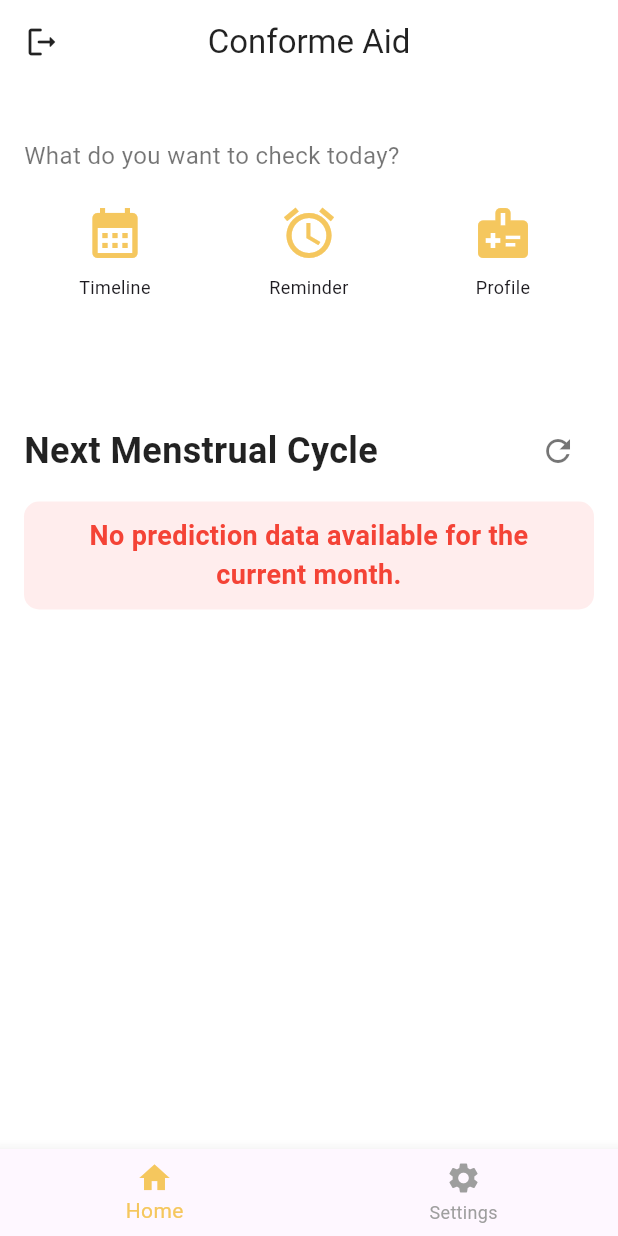
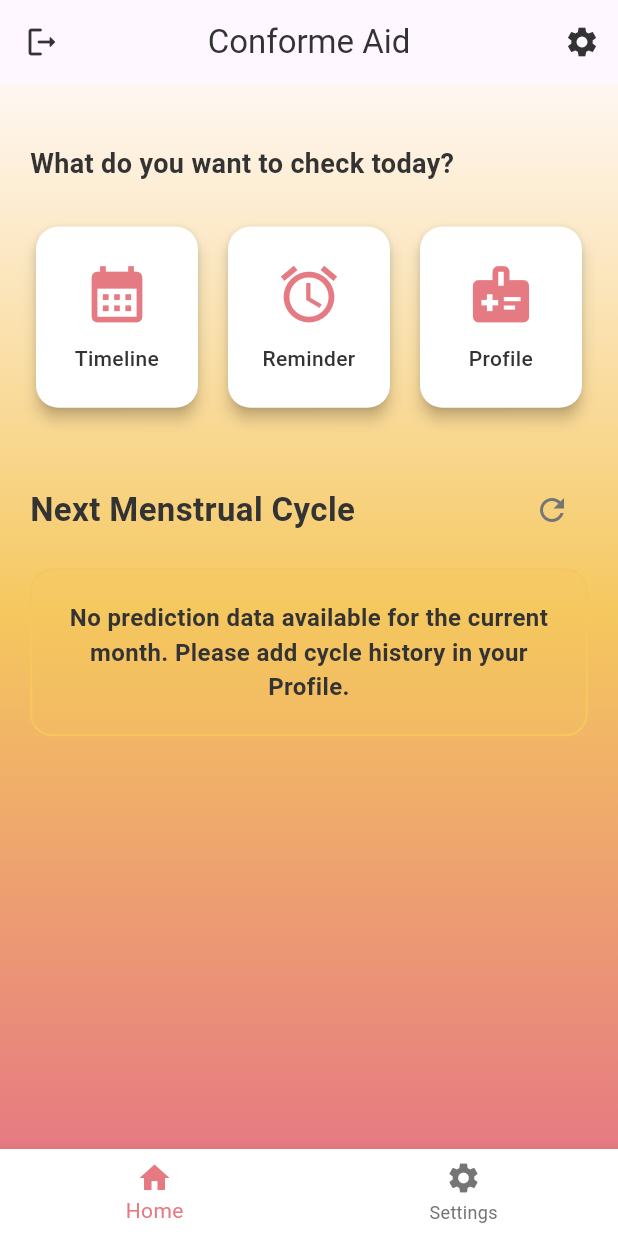
Before and after one commit to medecisco/fypproject_conformeaid, a Flutter app: the HomeScreen screen opened by its route, after a tap on the "refresh" icon, on a phone screen of 412 x 824 dp. Run offline on Flutter 3.47's test engine with Material 3 defaults, Android fonts, the phone set to English and light mode, and no system bars; our stand-ins replace cloud_firestore, firebase_auth, firebase_core, flutter_local_notifications, google_fonts, shared_preferences and 1 more; missing offline and left inert: tflite_flutter; accounts and stored records are empty.

Commit message:
all green, anything that isn't working will go on the recommendation for future development update on: Homepage ui setting colour newly trained AI model with higher accuracy and precision

```diff
--- a/lib/Homepage.dart
+++ b/lib/Homepage.dart
@@ -1,6 +1,6 @@
 import 'package:firebase_auth/firebase_auth.dart';
 import 'package:flutter/material.dart';
-import 'package:cloud_firestore/cloud_firestore.dart'; // Keep if other parts of app use it
+import 'package:cloud_firestore/cloud_firestore.dart';
 import 'package:flutter/services.dart';
 import 'package:google_fonts/google_fonts.dart';
 import 'package:shared_preferences/shared_preferences.dart';
@@ -11,6 +11,13 @@ import 'calender.dart';
 import 'ManageReminder.dart';
 import 'AddData.dart';
 import 'local_data_manager.dart'; // Import the local data manager
+
+// Define your app's main color palette for consistency
+const Color kPrimaryColor = Color(0xFFE67A82); // Soft red/pink
+const Color kSecondaryColor = Color(0xFFF5C75E); // Warm yellow/orange
+const Color kLightBackgroundColor = Color(0xFFFFF7F2); // Very light peach/pink for backgrounds
+const Color kDarkTextColor = Color(0xFF333333); // Darker text for readability
+const Color kLightTextColor = Color(0xFF757575); // Lighter text for secondary info
 
 void main() {
   runApp(const MyApp());
@@ -23,11 +30,30 @@ class MyApp extends StatelessWidget {
   Widget build(BuildContext context) {
     return MaterialApp(
       title: 'ConformeAid',
+      debugShowCheckedModeBanner: false, // Keep debug banner off
       theme: ThemeData(
         fontFamily: GoogleFonts.inter().fontFamily,
-        primarySwatch: Colors.blue,
+        // Use your defined primary color for the overall theme
+        primaryColor: kPrimaryColor,
+        colorScheme: ColorScheme.fromSeed(
+          seedColor: kPrimaryColor, // Set seed color to your primary accent
+          primary: kPrimaryColor,
+          secondary: kSecondaryColor,
+          background: kLightBackgroundColor,
+          // Removed 'surface' as it's not for gradients and is not typically a list of colors
+        ),
+        appBarTheme: const AppBarTheme(
+          backgroundColor: Colors.transparent, // Make app bar background transparent
+          elevation: 0, // No shadow for a flat look
+          iconTheme: IconThemeData(color: kDarkTextColor), // Dark icons
+          titleTextStyle: TextStyle(
+            color: kDarkTextColor,
+            fontSize: 20,
+            fontWeight: FontWeight.bold, // Default app bar title bold
+          ),
+        ),
+        scaffoldBackgroundColor: Colors.transparent, // Set scaffold background to transparent
         visualDensity: VisualDensity.adaptivePlatformDensity,
-        colorScheme: ColorScheme.fromSeed(seedColor: Colors.blue),
         useMaterial3: true,
       ),
       initialRoute: '/LogIn',
@@ -42,9 +68,9 @@ class MyApp extends StatelessWidget {
           onNavigateToProfile: null,
         ),
         '/Settings': (context) => const SettingsPage(),
-        '/calender': (context) => TimelineScreen(onNavigateToReminder: () {  },),
-        '/ManageReminder': (context) => ManageReminderScreen(onNavigateToTimeline: () {  },),
-        '/AddData': (context) => AddYourDataScreen(onSubmit: () {  },),
+        '/calender': (context) => TimelineScreen(onNavigateToReminder: () {}),
+        '/ManageReminder': (context) => ManageReminderScreen(onNavigateToTimeline: () {}),
+        '/AddData': (context) => AddYourDataScreen(onSubmit: () {}),
       },
     );
   }
@@ -68,9 +94,7 @@ class HomeScreen extends StatefulWidget {
 
 class _HomeScreenState extends State<HomeScreen> {
   bool _boldText = false;
-  // Declare a GlobalKey for MenstrualAndPredictionDataDisplay
   final GlobalKey<_MenstrualAndPredictionDataDisplayState> _predictionDisplayKey = GlobalKey();
-
 
   @override
   void initState() {
@@ -87,10 +111,9 @@ class _HomeScreenState extends State<HomeScreen> {
 
   @override
   Widget build(BuildContext context) {
-    const Color primaryColor = Color(0xFFF5C75E);
     const TextStyle bodyTextStyle = TextStyle(
       fontSize: 16,
-      color: Colors.black54,
+      color: kLightTextColor, // Use defined light text color
     );
 
     final List<Map<String, dynamic>> gridItems = [
@@ -116,11 +139,12 @@ class _HomeScreenState extends State<HomeScreen> {
     ];
 
     return Scaffold(
+      // Set Scaffold background to transparent to allow the body's gradient to show through
+      backgroundColor: Colors.transparent,
       appBar: AppBar(
-        backgroundColor: Colors.white,
-        elevation: 0,
+        // Colors and elevation are set in MyApp's ThemeData for consistency
         leading: IconButton(
-          icon: const Icon(Icons.logout_rounded, color: Colors.black87),
+          icon: const Icon(Icons.logout_rounded, color: kDarkTextColor), // Use defined dark text color
           onPressed: () async {
             await FirebaseAuth.instance.signOut();
             SystemNavigator.pop();
@@ -129,27 +153,56 @@ class _HomeScreenState extends State<HomeScreen> {
         title: Text(
           "Conforme Aid",
           style: TextStyle(
-            color: Colors.black87,
+            color: kDarkTextColor, // Use defined dark text color
             fontWeight: _boldText ? FontWeight.bold : FontWeight.normal,
+            fontSize: 22, // Slightly larger title for impact
           ),
         ),
         centerTitle: true,
+        actions: [
+          IconButton(
+            icon: const Icon(Icons.settings, color: kDarkTextColor),
+            onPressed: () async {
+              await Navigator.pushNamed(context, '/Settings');
+              _loadBoldTextSetting(); // Reload settings after returning from settings page
+            },
           ),
-      backgroundColor: Colors.white,
-      body: Padding(
-        padding: const EdgeInsets.all(16.0),
+        ],
+      ),
+      // Apply the gradient to the body of the Scaffold
+      body: Container( // This container ensures the gradient fills the available space
+        width: double.infinity, // Ensure it takes full width
+        height: double.infinity, // Ensure it takes full height
+        decoration: const BoxDecoration(
+          gradient: LinearGradient(
+            begin: Alignment.topCenter,
+            end: Alignment.bottomCenter,
+            colors: [kLightBackgroundColor, kSecondaryColor, kPrimaryColor], // Your desired gradient colors
+            stops: [0.0, 0.5, 1.0], // Optional: control where each color begins and ends
+          ),
+        ),
+        child: Padding(
+          padding: const EdgeInsets.all(20.0), // Increased padding for better breathing room
           child: SingleChildScrollView(
             child: Column(
               crossAxisAlignment: CrossAxisAlignment.start,
               children: <Widget>[
                 const SizedBox(height: 20),
-              const Text('What do you want to check today?', style: bodyTextStyle),
-              const SizedBox(height: 20),
+                Text(
+                  'What do you want to check today?',
+                  style: bodyTextStyle.copyWith(
+                    fontSize: 18, // Slightly larger for prominence
+                    fontWeight: _boldText ? FontWeight.bold : FontWeight.w600, // Make it bold if setting enabled
+                    color: kDarkTextColor, // Make it darker
+                  ),
+                ),
+                const SizedBox(height: 25), // Increased spacing
                 GridView.builder(
                   gridDelegate: const SliverGridDelegateWithFixedCrossAxisCount(
                     crossAxisCount: 3,
-                  crossAxisSpacing: 8,
-                  mainAxisSpacing: 8,
+                    crossAxisSpacing: 12, // Increased spacing
+                    mainAxisSpacing: 12, // Increased spacing
+                    childAspectRatio: 0.9, // Adjust aspect ratio for better fit
                   ),
                   itemCount: gridItems.length,
                   shrinkWrap: true,
@@ -158,51 +211,70 @@ class _HomeScreenState extends State<HomeScreen> {
                     final item = gridItems[index];
                     return GestureDetector(
                       onTap: item['onTap'],
+                      child: Card( // Use Card for a nice elevated look
+                        elevation: 4, // Subtle shadow
+                        shape: RoundedRectangleBorder(
+                          borderRadius: BorderRadius.circular(15), // Rounded corners
+                        ),
+                        color: Colors.white, // White background for grid items
+                        child: Padding(
+                          padding: const EdgeInsets.all(8.0),
                           child: Column(
+                            mainAxisAlignment: MainAxisAlignment.center,
                             children: <Widget>[
                               Icon(
                                 item['icon'],
-                          size: 40,
-                          color: primaryColor,
+                                size: 45, // Slightly larger icon
+                                color: kPrimaryColor, // Use primary color
                               ),
-                        const SizedBox(height: 8),
+                              const SizedBox(height: 10), // Increased spacing
                               Text(
                                 item['title']!,
-                          style: const TextStyle(fontSize: 12),
+                                style: TextStyle(
+                                  fontSize: 14, // Slightly larger text
+                                  fontWeight: _boldText ? FontWeight.bold : FontWeight.w500, // Make text bold if setting enabled
+                                  color: kDarkTextColor,
+                                ),
                                 textAlign: TextAlign.center,
                               ),
                             ],
                           ),
-
+                        ),
+                      ),
                     );
                   },
                 ),
-              const SizedBox(height: 20),
-              // Changed this section to include the refresh button 13/7/2025
+                const SizedBox(height: 40), // Increased spacing before next section
                 Row(
                   mainAxisAlignment: MainAxisAlignment.spaceBetween,
                   children: [
-                  const Text(
+                    Text(
                       "Next Menstrual Cycle",
-                    style: TextStyle(fontSize: 24, fontWeight: FontWeight.bold, color: Colors.black87),
+                      style: TextStyle(
+                        fontSize: 22, // Adjusted font size
+                        fontWeight: _boldText ? FontWeight.bold : FontWeight.w600,
+                        color: kDarkTextColor,
+                      ),
                     ),
                     IconButton(
-                    icon: const Icon(Icons.refresh, color: Colors.black54),
+                      icon: const Icon(Icons.refresh, color: kLightTextColor), // Use lighter text color for icon
                       onPressed: () {
-                      // Call the refreshData method on the MenstrualAndPredictionDataDisplayState
                         _predictionDisplayKey.currentState?.refreshData();
                       },
                     ),
                   ],
                 ),
-              const SizedBox(height: 10),
+                const SizedBox(height: 15), // Increased spacing
                 // Pass the GlobalKey to the MenstrualAndPredictionDataDisplay widget
                 MenstrualAndPredictionDataDisplay(key: _predictionDisplayKey),
               ],
             ),
           ),
         ),
+      ),
       bottomNavigationBar: BottomNavigationBar(
+        backgroundColor: Colors.white, // White background for the bar
+        elevation: 8, // Subtle shadow for depth
         items: const [
           BottomNavigationBarItem(
             icon: Icon(Icons.home),
@@ -213,13 +285,13 @@ class _HomeScreenState extends State<HomeScreen> {
             label: 'Settings',
           ),
         ],
-        selectedItemColor: primaryColor,
-        unselectedItemColor: Colors.grey,
+        selectedItemColor: kPrimaryColor, // Use primary color for selected item
+        unselectedItemColor: kLightTextColor, // Use lighter text color for unselected
         currentIndex: 0,
         onTap: (index) async {
           if (index == 1) {
             await Navigator.pushNamed(context, '/Settings');
-            _loadBoldTextSetting();
+            _loadBoldTextSetting(); // Reload bold text setting after returning
           }
         },
       ),
@@ -228,7 +300,6 @@ class _HomeScreenState extends State<HomeScreen> {
 }
 
 class MenstrualAndPredictionDataDisplay extends StatefulWidget {
-  // Add key to the constructor
   const MenstrualAndPredictionDataDisplay({super.key});
 
   @override
@@ -247,43 +318,37 @@ class _MenstrualAndPredictionDataDisplayState extends State<MenstrualAndPredicti
     _fetchData();
   }
 
-  // Public method to be called by the parent widget
   void refreshData() {
     setState(() {
-      isLoading = true; // Show loading indicator during refresh
-      predictedStartDate = null; // Clear previous data
+      isLoading = true;
+      predictedStartDate = null;
       predictedEndDate = null;
     });
     _fetchData();
   }
 
   Future<void> _fetchData() async {
-    DateTime now = DateTime.now(); // 'now' is correctly defined here for _fetchData
+    DateTime now = DateTime.now();
 
     try {
-      // Fetch prediction data from local JSON
       List<Map<String, dynamic>> allPredictions = await LocalDataManager.readPredictions();
 
       if (allPredictions.isNotEmpty) {
-        // Sort predictions by start date to ensure consistency, though not strictly needed for current month overlap
-        allPredictions.sort((a, b) => DateTime.parse(a['expectedStart']).compareTo(DateTime.parse(b['expectedStart'])));
+        allPredictions.sort((a, b) =>
+            DateTime.parse(a['expectedStart']).compareTo(DateTime.parse(b['expectedStart'])));
 
-        // Find the prediction that overlaps with the current month
         DateTime firstDayOfCurrentMonth = DateTime(now.year, now.month, 1);
-        // Get the last day of the current month by getting the 0th day of the next month
         DateTime lastDayOfCurrentMonth = DateTime(now.year, now.month + 1, 0);
 
         for (var prediction in allPredictions) {
           DateTime pStart = DateTime.parse(prediction['expectedStart']);
           DateTime pEnd = DateTime.parse(prediction['expectedEnd']);
 
-          // Check if the prediction period [pStart, pEnd] overlaps with the current month [firstDayOfCurrentMonth, lastDayOfCurrentMonth]
-          // Overlap condition: (start1 <= end2) AND (end1 >= start2)
           if ((pStart.isBefore(lastDayOfCurrentMonth) || pStart.isAtSameMomentAs(lastDayOfCurrentMonth)) &&
               (pEnd.isAfter(firstDayOfCurrentMonth) || pEnd.isAtSameMomentAs(firstDayOfCurrentMonth))) {
             predictedStartDate = pStart;
             predictedEndDate = pEnd;
-            break; // Found the current month's prediction, exit loop
+            break;
           }
         }
       } else {
@@ -301,23 +366,24 @@ class _MenstrualAndPredictionDataDisplayState extends State<MenstrualAndPredicti
   @override
   Widget build(BuildContext context) {
     if (isLoading) {
-      return const Center(child: CircularProgressIndicator());
+      return const Center(child: CircularProgressIndicator(color: kPrimaryColor)); // Consistent loading color
     }
 
     if (predictedStartDate == null) {
       return Container(
-        padding: const EdgeInsets.symmetric(vertical: 10, horizontal: 16),
+        padding: const EdgeInsets.symmetric(vertical: 20, horizontal: 20), // More padding
         decoration: BoxDecoration(
-          color: Colors.redAccent.withOpacity(0.1),
-          borderRadius: BorderRadius.circular(10),
+          color: kSecondaryColor.withOpacity(0.2), // Use secondary color for "no data" alert
+          borderRadius: BorderRadius.circular(15), // Rounded corners
+          border: Border.all(color: kSecondaryColor, width: 1.5), // Subtle border
         ),
-        child: const Text(
-          "No prediction data available for the current month.",
+        child: Text(
+          "No prediction data available for the current month. Please add cycle history in your Profile.",
           textAlign: TextAlign.center,
           style: TextStyle(
-            fontSize: 18,
-            fontWeight: FontWeight.bold,
-            color: Colors.red,
+            fontSize: 16, // Adjusted font size
+            fontWeight: FontWeight.w600, // Medium bold
+            color: kDarkTextColor, // Consistent text color
           ),
         ),
       );
@@ -328,42 +394,60 @@ class _MenstrualAndPredictionDataDisplayState extends State<MenstrualAndPredicti
     return Column(
       crossAxisAlignment: CrossAxisAlignment.start,
       children: [
-        if (predictedStartDate != null && predictedEndDate != null) ...[
         Container(
-            padding: const EdgeInsets.all(16),
+          padding: const EdgeInsets.all(20), // Increased padding
           decoration: BoxDecoration(
-              color: Colors.blueAccent.withOpacity(0.1),
-              borderRadius: BorderRadius.circular(10),
+            color: Colors.white, // White background for the card
+            borderRadius: BorderRadius.circular(15), // Rounded corners
+            boxShadow: [
+              BoxShadow(
+                color: Colors.grey.withOpacity(0.1), // Subtle shadow
+                spreadRadius: 2,
+                blurRadius: 10,
+                offset: const Offset(0, 5),
+              ),
+            ],
           ),
           child: Column(
             crossAxisAlignment: CrossAxisAlignment.start,
             children: [
-                const Text(
-                  "This month start date:",
-                  style: TextStyle(fontSize: 16, fontWeight: FontWeight.bold, color: Colors.blue),
+              Text(
+                "This month's start date:",
+                style: TextStyle(
+                  fontSize: 16,
+                  fontWeight: FontWeight.bold,
+                  color: kDarkTextColor.withOpacity(0.8), // Slightly muted bold text
+                ),
               ),
               const SizedBox(height: 8),
               Text(
-                  predictedStartDate!.toLocal().toString().split(' ')[0], // Display only date
-                  style: const TextStyle(fontSize: 20, color: Colors.blue),
+                "${predictedStartDate!.day} ${['Jan', 'Feb', 'Mar', 'Apr', 'May', 'Jun', 'Jul', 'Aug', 'Sep', 'Oct', 'Nov', 'Dec'][predictedStartDate!.month - 1]} ${predictedStartDate!.year}",
+                style: TextStyle(fontSize: 20, color: kPrimaryColor, fontWeight: FontWeight.bold), // Prominent date
               ),
-                const SizedBox(height: 8),
-                const Text(
-                  "Will end in:",
-                  style: TextStyle(fontSize: 16, fontWeight: FontWeight.bold, color: Colors.blue),
+              const SizedBox(height: 15), // More spacing
+              Text(
+                "Expected end date:",
+                style: TextStyle(
+                  fontSize: 16,
+                  fontWeight: FontWeight.bold,
+                  color: kDarkTextColor.withOpacity(0.8),
+                ),
               ),
               const SizedBox(height: 8),
               Text(
                 predictedEndDate!.isAfter(currentDateTime)
-                      ? "${predictedEndDate!.difference(currentDateTime).inDays} days"
-                      : predictedEndDate!.toLocal().toString().split(' ')[0], // Display date if already passed
-                  style: const TextStyle(fontSize: 20, color: Colors.blue),
+                    ? "${predictedEndDate!.difference(currentDateTime).inDays} days left" // More descriptive text
+                    : "${predictedEndDate!.day} ${['Jan', 'Feb', 'Mar', 'Apr', 'May', 'Jun', 'Jul', 'Aug', 'Sep', 'Oct', 'Nov', 'Dec'][predictedEndDate!.month - 1]} ${predictedEndDate!.year} (Ended)", // Display date if already passed
+                style: TextStyle(
+                  fontSize: 20,
+                  color: predictedEndDate!.isAfter(currentDateTime) ? kPrimaryColor : kLightTextColor, // Color based on status
+                  fontWeight: FontWeight.bold,
+                ),
               ),
             ],
           ),
         ),
       ],
-      ],
     );
   }
 }
--- a/lib/settings_page.dart
+++ b/lib/settings_page.dart
@@ -60,7 +60,7 @@ class _SettingsPageState extends State<SettingsPage> with SingleTickerProviderSt
             Navigator.pop(context);
           },
         ),
-        title: const Text('Settings', style: TextStyle(color: Colors.amber)),
+        title: const Text('Settings', style: TextStyle(color: Color(0xFFE67A82))),
         centerTitle: false,
         actions: [],
         bottom: PreferredSize(
@@ -70,9 +70,9 @@ class _SettingsPageState extends State<SettingsPage> with SingleTickerProviderSt
             child: TabBar(
               controller: _tabController,
               isScrollable: false,
-              labelColor: Colors.amber,
+              labelColor: Color(0xFFE67A82),
               unselectedLabelColor: Colors.grey,
-              indicatorColor: Colors.amber,
+              indicatorColor: Color(0xFFE67A82),
               tabs: const [
                 Tab(text: 'Sounds & Alerts'),
                 Tab(text: 'Display'),
@@ -97,7 +97,7 @@ class _SettingsPageState extends State<SettingsPage> with SingleTickerProviderSt
       child: Column(
         crossAxisAlignment: CrossAxisAlignment.start,
         children: [
-          const Text('APP NOTIFICATIONS', style: TextStyle(color: Colors.amber, fontSize: 13)),
+          const Text('APP NOTIFICATIONS', style: TextStyle(color:Color(0xFFE67A82), fontSize: 13)),
           ListTile(
             title: const Text('Notification Sound'),
             subtitle: Text(_notificationSound),
@@ -120,7 +120,7 @@ class _SettingsPageState extends State<SettingsPage> with SingleTickerProviderSt
             },
           ),
           const Divider(color: Colors.white12, height: 40),
-          const Text('ALARMS', style: TextStyle(color: Colors.amber, fontSize: 13)),
+          const Text('ALARMS', style: TextStyle(color: Color(0xFFE67A82), fontSize: 13)),
           ListTile(
             title: const Text('Alarm Sound'),
             subtitle: Text(_alarmSound),
@@ -161,7 +161,7 @@ class _SettingsPageState extends State<SettingsPage> with SingleTickerProviderSt
       child: Column(
         crossAxisAlignment: CrossAxisAlignment.start,
         children: [
-          const Text('FONT SIZE', style: TextStyle(color: Colors.amber, fontSize: 13)),
+          const Text('FONT SIZE', style: TextStyle(color: Color(0xFFE67A82), fontSize: 13)),
           Padding(
             padding: const EdgeInsets.symmetric(vertical: 8.0),
             child: Column(
@@ -207,7 +207,7 @@ class _SettingsPageState extends State<SettingsPage> with SingleTickerProviderSt
           const SizedBox(height: 20),
           const Text(
             'Changes will apply across the app and may require a restart for full effect.',
-            style: TextStyle(color: Colors.amberAccent, fontSize: 12),
+            style: TextStyle(color: Color(0xFFE67A82), fontSize: 12),
           ),
         ],
       ),
```
Also changed, not shown: 1 other file. Lines whose indentation alone changed are shown as unchanged.
